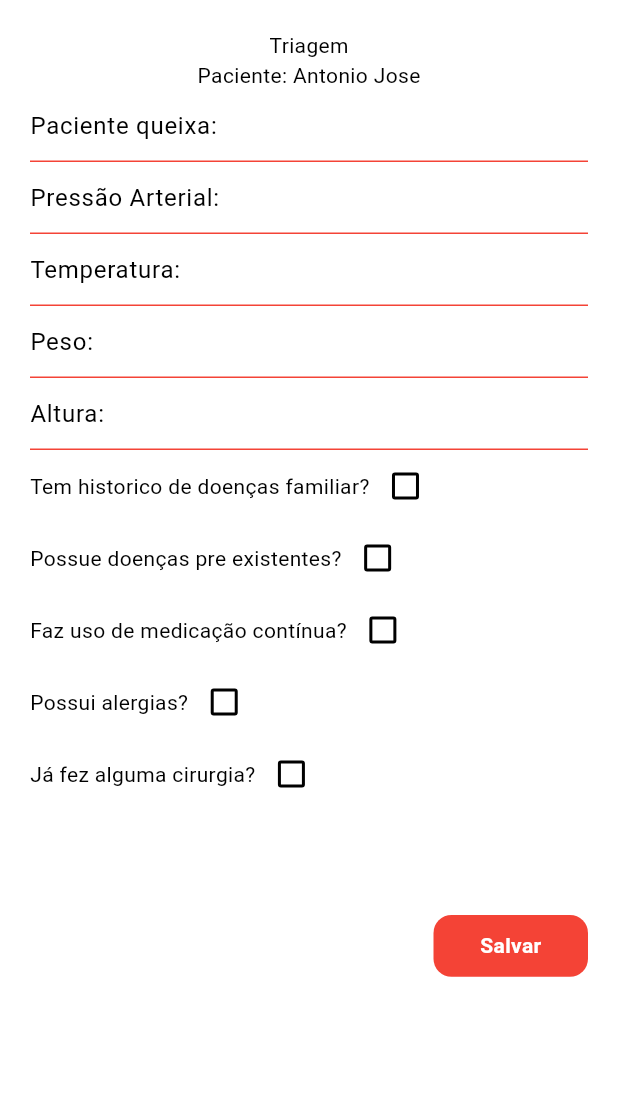
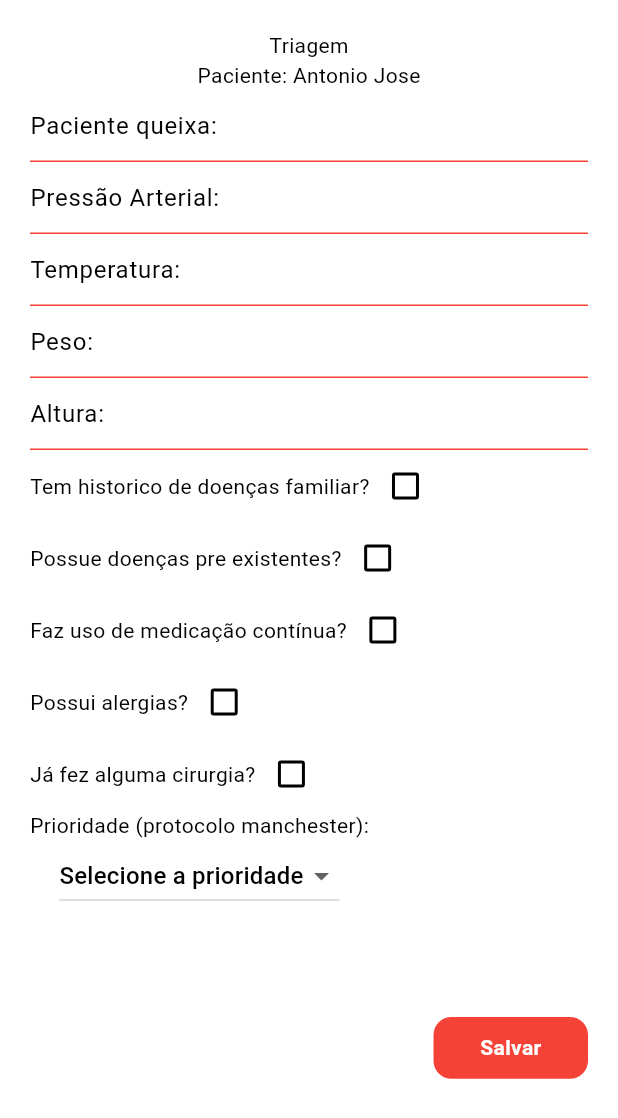
Before and after one commit to alexandrendev/app-queue, a Flutter app: the Triagem widget shown alone on an empty page, opened directly, on a phone screen of 412 x 824 dp. Shown: the top 1118 px of the screen. Run offline on Flutter 3.47's test engine with Material 3 defaults, Android fonts, the phone set to English and light mode, and no system bars.

Commit message:
feat: add dropdown buton to triagem form

```diff
--- a/app_queue/lib/pages/init_page.dart
+++ b/app_queue/lib/pages/init_page.dart
@@ -3,6 +3,7 @@ import 'package:app_queue/components/my_up_app_bar.dart';
 import 'package:app_queue/pages/cadastro_paciente.dart';
 import 'package:app_queue/pages/home_atendente.dart';
 import 'package:app_queue/pages/home_consultorio.dart';
+import 'package:app_queue/pages/triagem.dart';
 import 'package:flutter/material.dart';
 
 class InitalPage extends StatefulWidget {
@@ -13,7 +14,7 @@ class InitalPage extends StatefulWidget {
 }
 
 class _InitalPageState extends State<InitalPage> {
-  int _selectedIndex = 1;
+  int _selectedIndex = 0;
 
   final List _pages = [
     HomeAtendente(),
--- a/app_queue/lib/pages/triagem.dart
+++ b/app_queue/lib/pages/triagem.dart
@@ -1,5 +1,6 @@
 import 'package:app_queue/components/my_button.dart';
 import 'package:app_queue/components/my_checkBox.dart';
+import 'package:app_queue/components/my_dropdown.dart';
 import 'package:app_queue/components/my_text_input.dart';
 import 'package:flutter/material.dart';
 
@@ -9,7 +10,8 @@ class Triagem extends StatelessWidget {
   @override
   Widget build(BuildContext context) {
     return Padding(padding: const EdgeInsets.all(20),
-      child: Container(child: Column(
+      child: ListView(children: [
+        Container(child: Column(
       children: [
         Text('Triagem'),
         Text('Paciente: Antonio Jose'),
@@ -83,7 +85,30 @@ class Triagem extends StatelessWidget {
         })
 
         ],),
-
+          Row(
+            mainAxisAlignment: MainAxisAlignment.start,
+            children: [
+              Column(
+                children: [
+                  Text('Prioridade (protocolo manchester):'),
+                  MyDropdown(
+                    selectedValue: 'Selecione a prioridade',
+                    onChanged: (String? selectedValue) => {
+                      selectedValue = selectedValue!
+                    },
+                    items: [
+                      'Selecione a prioridade',
+                      'Não urgente',
+                      'Pouco urgente',
+                      'Urgente',
+                      'Muito urgente',
+                      'Emergência',
+                    ],
+                  ),
+                ],
+              ),
+            ],
+          ),
         SizedBox(height: 70,),
         Row(
           mainAxisAlignment: MainAxisAlignment.end,
@@ -100,7 +125,8 @@ class Triagem extends StatelessWidget {
 
         ],
         ),
-      ) ,
+      ),
+      ]),
     );
   }
 }
```
